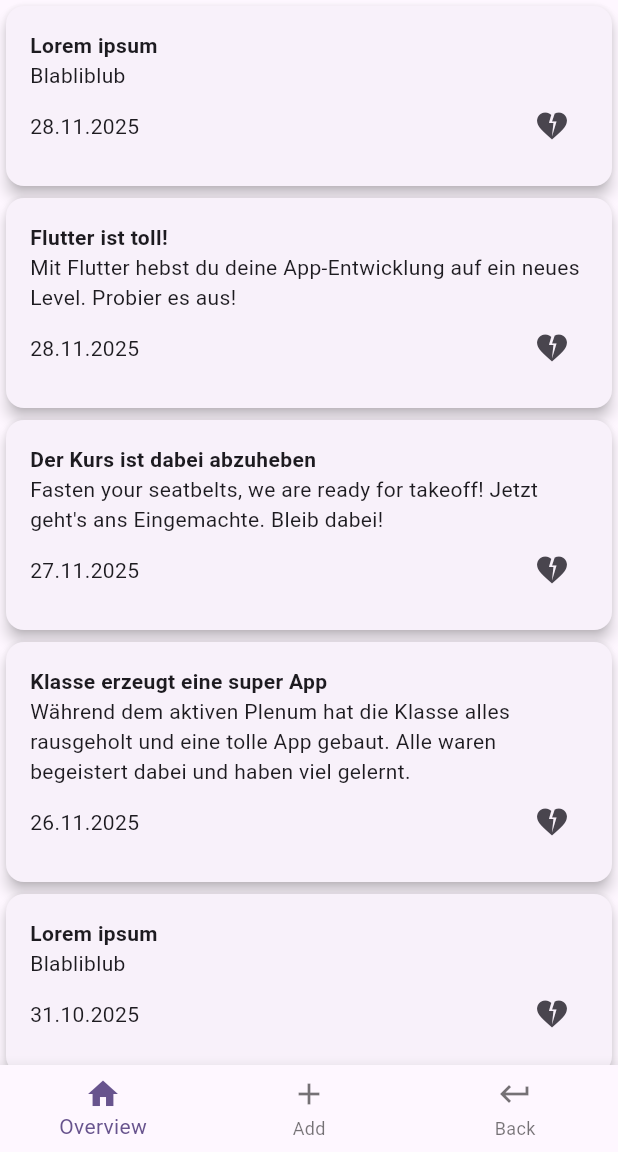
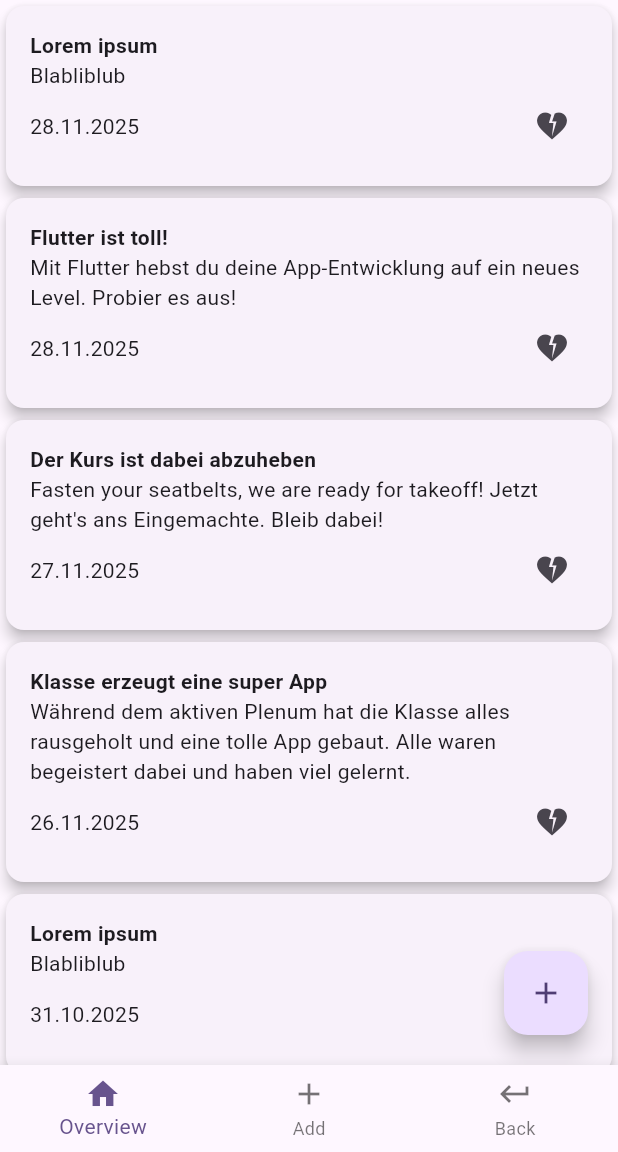
Before and after one commit to Gattuzzu/blog_flutter, a Flutter app: the screen it shows after launch, on a phone screen of 412 x 824 dp, the part 84-1236 px from its top. Run offline on Flutter 3.47's test engine with Material 3 defaults, Android fonts, the phone set to English and light mode, and no system bars; our stand-ins replace focus_detector, go_router; missing offline and left inert: country_flags.

Commit message:
fix: Add Blog Button in Overview wieder hinzugefügt

```diff
--- a/lib/screens/blog_overview/blog_overview.dart
+++ b/lib/screens/blog_overview/blog_overview.dart
@@ -24,6 +24,7 @@ class BlogOverview extends StatelessWidget{
         },
         child: Center(
           child: Stack(
+            fit: StackFit.expand,
             children: [
               if (blogOverviewModel.blogs.isEmpty && !blogOverviewModel.isLoading)
                 const Center(child: Text("No Blogs available"))
@@ -43,6 +44,14 @@ class BlogOverview extends StatelessWidget{
                 ),
               if (blogOverviewModel.isLoading)
                 const Center(child: CircularProgressIndicator()),
+              Positioned(
+                bottom: 20,
+                right: 20,
+                child: FloatingActionButton(
+                  onPressed: () => _onAddBlog(context),
+                  child: const Icon(Icons.add),
+                )
+              )
             ],
           )
         )
```
